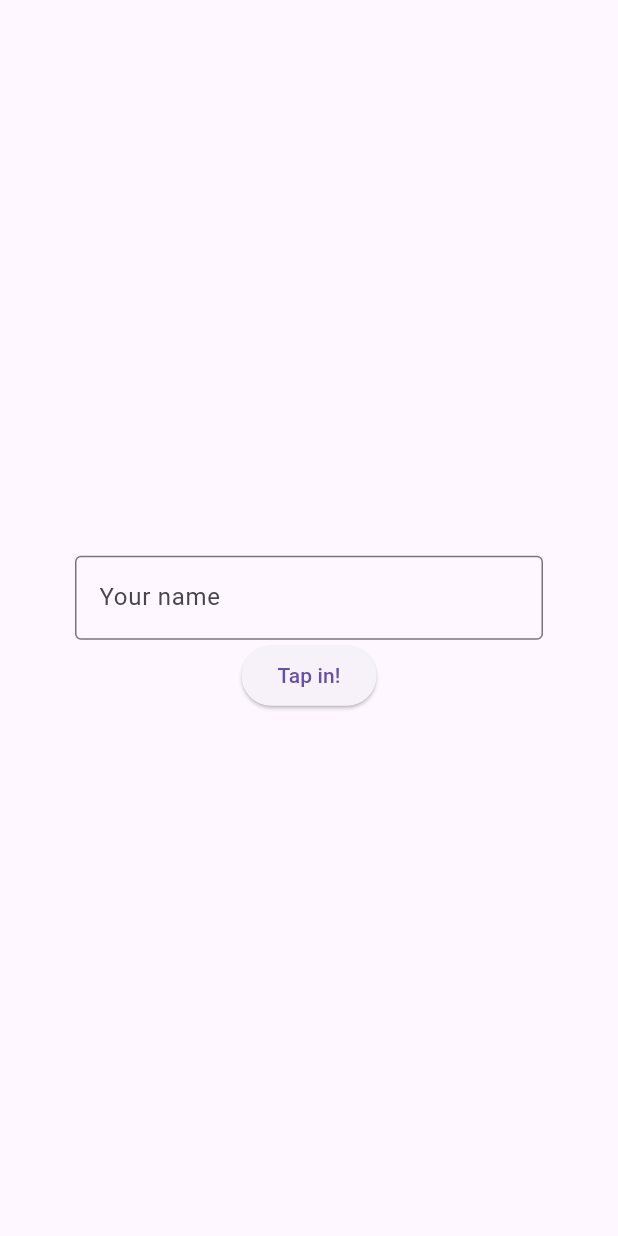
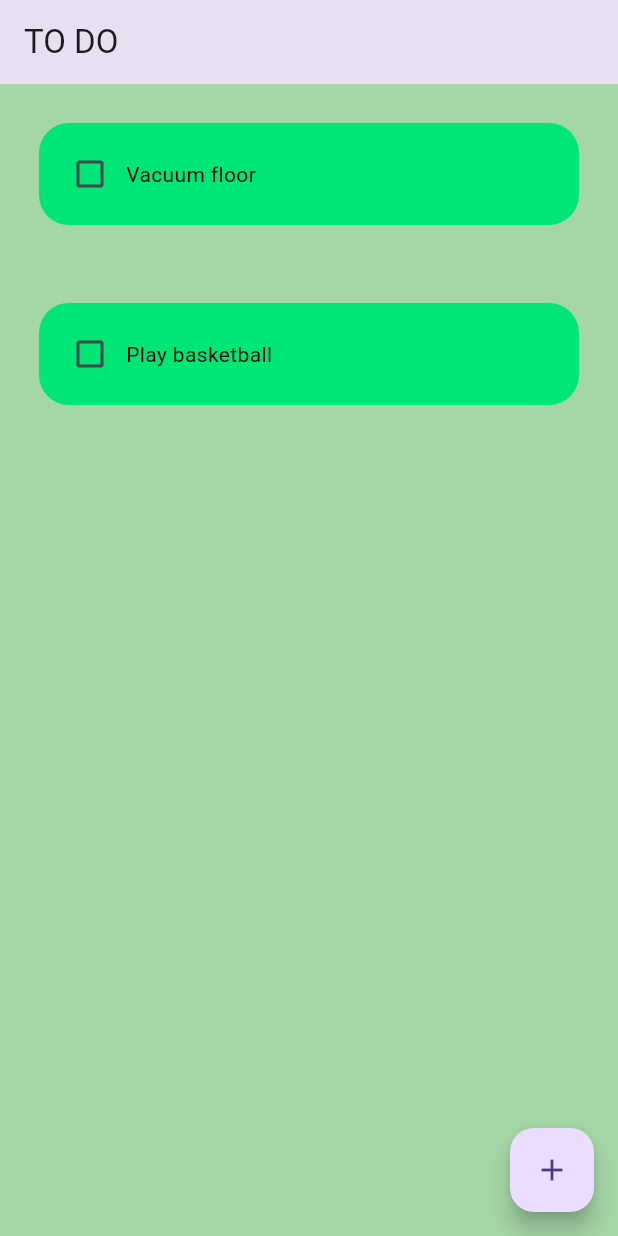
Before and after one commit to mikkeGuan/FlutterApp, a Flutter app: the screen it shows after launch, on a phone screen of 412 x 824 dp. Run offline on Flutter 3.47's test engine with Material 3 defaults, Android fonts, the phone set to English and light mode, and no system bars; drawn by our look-alikes of flutter_slidable; our stand-ins replace hive_flutter; accounts and stored records are empty.

Commit message:
Good old todolist created and Hive database utilised

```diff
--- /dev/null
+++ b/lib/data/database.dart
@@ -0,0 +1,22 @@
+import 'package:hive_flutter/hive_flutter.dart';
+
+class ToDoDb {
+  List toDoList = [];
+
+  final _myBox = Hive.box("mybox");
+
+  void createInitialData () {
+     toDoList =[
+      ["Vacuum floor", false],
+      ["Play basketball", false],
+    ];
+  }
+
+  void loadData() {
+    toDoList = _myBox.get("TODOLIST");
+  }
+
+  void updateDb() {
+    _myBox.put("TODOLIST", toDoList);
+  }
+}
--- a/lib/main.dart
+++ b/lib/main.dart
@@ -1,8 +1,15 @@
 import 'package:flutter/material.dart';
-import 'package:my_app/pages/todo_page.dart';
+import 'package:hive_flutter/hive_flutter.dart';
+import 'package:my_app/pages/home_page.dart';
 
 
-void main() {
+void main() async {
+  WidgetsFlutterBinding.ensureInitialized();
+
+  await Hive.initFlutter();
+
+  var box = await Hive.openBox("mybox");
+
   runApp(MyApp());
 }
 
@@ -14,7 +21,8 @@ class MyApp extends StatelessWidget {
   Widget build(BuildContext context) {
     return MaterialApp(
       debugShowCheckedModeBanner: false,
-    home: TodoPage(),
+    home: HomePage(),
+      theme: ThemeData(primarySwatch: Colors.yellow),
     );
   }
 }
--- /dev/null
+++ b/lib/pages/home_page.dart
@@ -0,0 +1,98 @@
+import 'package:flutter/material.dart';
+import 'package:my_app/data/database.dart';
+import 'package:my_app/util/dialog_box.dart';
+import 'package:hive_flutter/hive_flutter.dart';
+
+import '../util/todo_tile.dart';
+
+class HomePage extends StatefulWidget {
+  const HomePage({super.key});
+
+
+  @override
+  State<HomePage> createState() => _HomePageState();
+}
+
+class _HomePageState extends State<HomePage> {
+
+  final _myBox = Hive.box("mybox");
+  ToDoDb db = ToDoDb();
+
+  @override
+  void initState() {
+
+    if (_myBox.get("TODOLIST") == null) {
+      db.createInitialData();
+    } else {
+      db.loadData();
+    }
+
+    super.initState();
+  }
+
+  final _controller = TextEditingController();
+
+  void saveNewTask() {
+    setState(() {
+      db.toDoList.add([_controller.text, false]);
+      _controller.clear();
+    });
+    Navigator.of(context).pop();
+    db.updateDb();
+
+  }
+
+  void checkBoxChanged(bool? value, int index) {
+    setState(() {
+      db.toDoList[index][1] = value ?? false;
+    });
+    db.updateDb();
+  }
+  void createNewTask () {
+    showDialog(
+        context: context,
+        builder: (context) {
+          return DialogBox(
+            controller: _controller,
+            onSave: saveNewTask,
+            onCancel: () => Navigator.of(context).pop(),
+          );
+        }
+    );
+  }
+
+  void deleteTask(int index) {
+    setState(() {
+      db.toDoList.removeAt(index);
+    });
+    db.updateDb();
+
+  }
+  @override
+  Widget build(BuildContext context) {
+    return Scaffold(
+      backgroundColor: Colors.green[200],
+      appBar: AppBar(
+        title: Text("TO DO"),
+        elevation: 20,
+      ),
+      floatingActionButton: FloatingActionButton(
+        onPressed: createNewTask,
+      child: Icon(Icons.add),
+      ),
+      body: ListView.builder(
+        itemCount: db.toDoList.length,
+        itemBuilder: (context, index) {
+          return ToDoTile(
+              taskName: db.toDoList[index][0],
+              taskCompleted: db.toDoList[index][1],
+              onChanged: (value) => checkBoxChanged(value, index),
+            deleteFunction: (context) => deleteTask(index),
+          );
+        },
+
+      ),
+    );
+
+  }
+}
--- a/lib/pages/todo_page.dart
+++ /dev/null
@@ -1,47 +0,0 @@
-import 'package:flutter/material.dart';
-
-class TodoPage extends StatefulWidget {
-  const TodoPage({super.key});
-
-  @override
-  State<TodoPage> createState() => _TodoPageState();
-}
-
-class _TodoPageState extends State<TodoPage> {
-  TextEditingController myController = TextEditingController();
-
-  String greetingMessage = "";
-  void greetUser() {
-    String userName = myController.text;
-    setState(() {
-      greetingMessage = "Hello, " + userName;
-    });
-  }
-  @override
-  Widget build(BuildContext context) {
-    return Scaffold(
-      body: Center(child: Padding(
-        padding: const EdgeInsets.all(50.0),
-        child: Column(
-          mainAxisAlignment: MainAxisAlignment.center,
-          children: [
-            Text(greetingMessage),
-            TextField(
-              controller: myController,
-              decoration: InputDecoration(
-                border: OutlineInputBorder(),
-                hintText: "Your name",
-
-              ),
-            ),
-
-            ElevatedButton(onPressed: greetUser, child: Text("Tap in!")
-            ),
-          ],
-        ),
-      ),
-
-      )
-    );
-  }
-}
--- /dev/null
+++ b/lib/util/todo_tile.dart
@@ -0,0 +1,61 @@
+import 'package:flutter/material.dart';
+import 'package:flutter_slidable/flutter_slidable.dart';
+
+class ToDoTile extends StatelessWidget {
+
+  String taskName;
+  bool taskCompleted;
+  Function(bool?)? onChanged;
+  Function(BuildContext)? deleteFunction;
+
+  ToDoTile({super.key,
+    required this.taskName,
+    required this.taskCompleted,
+    required this.onChanged,
+    required this.deleteFunction,
+  });
+
+  @override
+  Widget build(BuildContext context) {
+    return Padding(
+      padding: const EdgeInsets.all(26.0),
+      child: Slidable(
+        endActionPane: ActionPane(
+          motion: StretchMotion(),
+          children: [
+            SlidableAction(onPressed: deleteFunction,
+              icon: Icons.delete_forever,
+            backgroundColor: Colors.red,
+            borderRadius: BorderRadius.circular(20),
+            )
+          ],
+
+        ),
+        child: Container(
+          padding: EdgeInsets.all(10),
+          child: Row(
+          children: [
+            Checkbox(
+                value: taskCompleted,
+                onChanged: onChanged,
+            activeColor: Colors.black,),
+            Text(taskName,
+              style: TextStyle(
+                  decoration: taskCompleted
+                      ? TextDecoration.lineThrough
+                      : TextDecoration.none,
+              color: taskCompleted? Colors.blueGrey : Colors.black),
+
+            )
+          ],
+        ),
+          decoration: BoxDecoration(color: Colors.greenAccent[400],
+
+          borderRadius: BorderRadius.circular(20),
+          ),
+
+        ),
+      ),
+    );
+  }
+}
```
Also changed, not shown: lib/util/buttons.dart (added, +18 -0 lines), lib/util/dialog_box.dart (added, +38 -0 lines), pubspec.yaml (+6 -1 lines), pubspec.lock, 1 other file.
